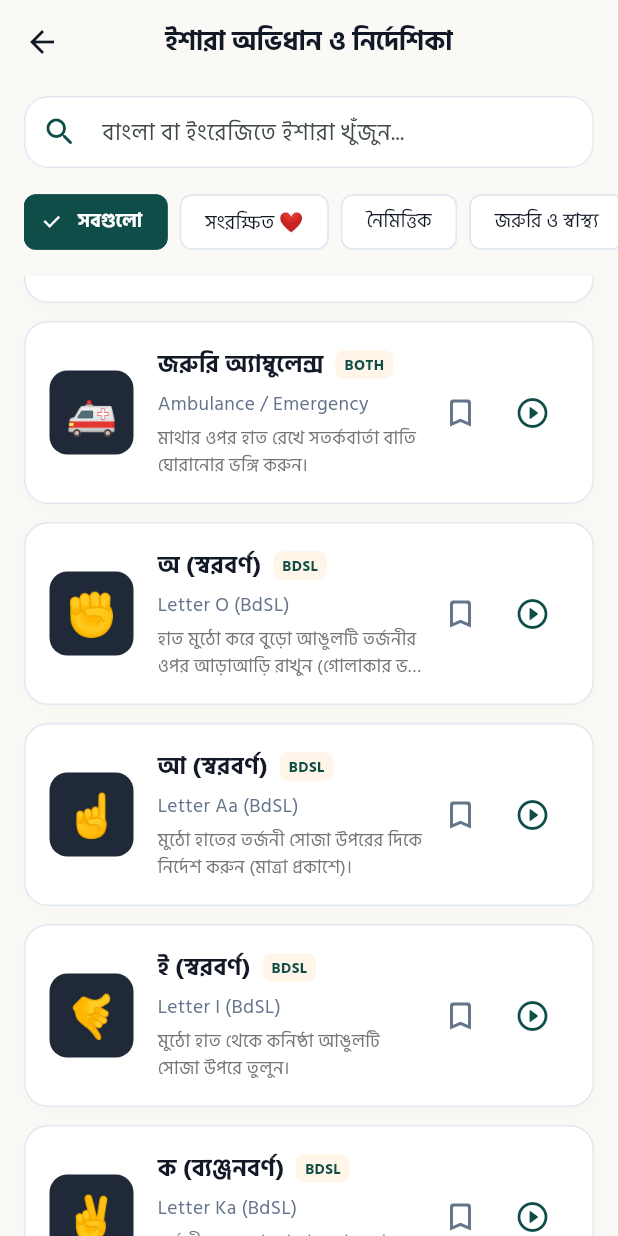
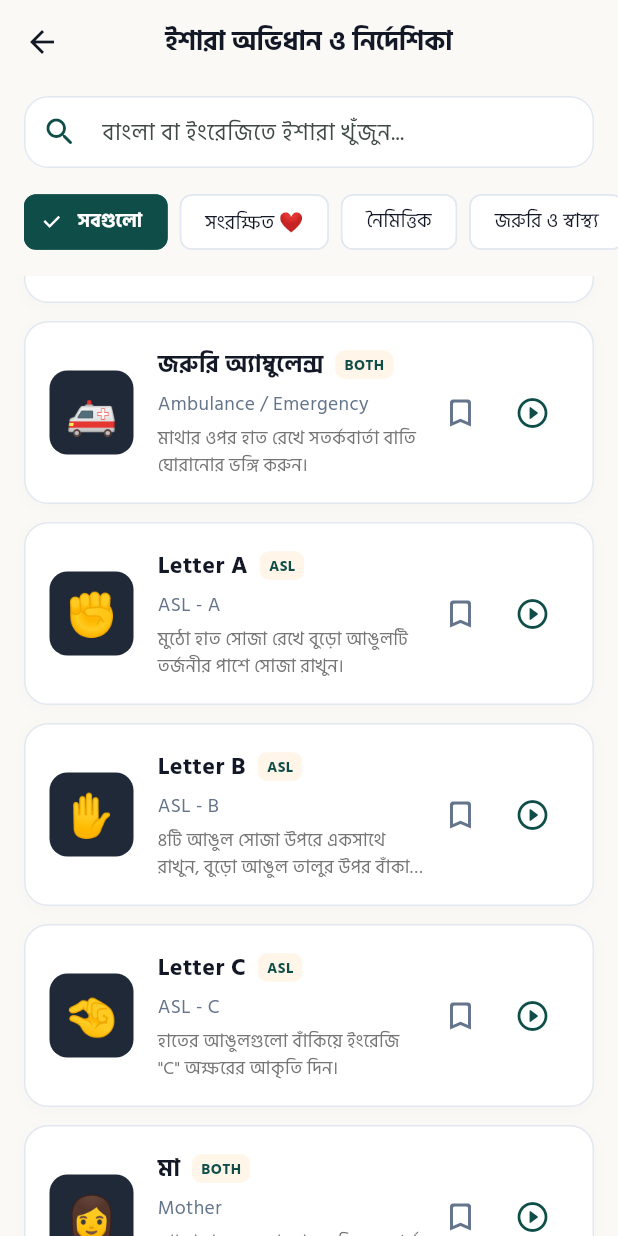
Before and after one commit to Sifat247/ishara-sign-language, a Flutter app: the HomeScreen screen opened directly, item 2 of the bottom bar chosen, scrolled down 1728 dp, on a phone screen of 412 x 824 dp. Run offline on Flutter 3.47's test engine with Material 3 defaults, Android fonts, the phone set to English and light mode, and no system bars; our stand-ins replace flutter_animate, flutter_riverpod, shared_preferences; accounts and stored records are empty.

Commit message:
Remove unverified BdSL alphabet lesson, keep ASL letters under own filter, fix listing counts
Co-Authored-By: Claude Sonnet 5.5 <noreply@anthropic.com>
Claude-Session: https://claude.ai/code/session_01Xud2UNbctheTAoxeL3Gkd1

```diff
--- a/lib/core/services/sign_database.dart
+++ b/lib/core/services/sign_database.dart
@@ -145,68 +145,6 @@ class AuthenticSignDatabase {
       gestureHintBn: 'মাথার ওপর হাত রেখে সতর্কবার্তা বাতি ঘোরানোর ভঙ্গি করুন।',
       handEmoji: '🚑',
       track: 'both',
-    ),
-
-    // --- 3. BdSL Alphabets (বাংলা ইশারা বর্ণমালা) ---
-    SignItem(
-      id: 'alpha_01',
-      banglaWord: 'অ (স্বরবর্ণ)',
-      englishWord: 'Letter O (BdSL)',
-      category: 'alphabet',
-      descriptionBn: 'বাংলা প্রথম স্বরবর্ণের প্রমিত প্রতীক।',
-      gestureHintBn: 'হাত মুঠো করে বুড়ো আঙুলটি তর্জনীর ওপর আড়াআড়ি রাখুন (গোলাকার ভঙ্গি)।',
-      handEmoji: '✊',
-      track: 'bdsl',
-    ),
-    SignItem(
-      id: 'alpha_02',
-      banglaWord: 'আ (স্বরবর্ণ)',
-      englishWord: 'Letter Aa (BdSL)',
-      category: 'alphabet',
-      descriptionBn: 'বাংলা দ্বিতীয় স্বরবর্ণ।',
-      gestureHintBn: 'মুঠো হাতের তর্জনী সোজা উপরের দিকে নির্দেশ করুন (মাত্রা প্রকাশে)।',
-      handEmoji: '☝️',
-      track: 'bdsl',
-    ),
-    SignItem(
-      id: 'alpha_03',
-      banglaWord: 'ই (স্বরবর্ণ)',
-      englishWord: 'Letter I (BdSL)',
-      category: 'alphabet',
-      descriptionBn: 'হ্রস্ব-ই স্বরবর্ণের প্রতীক।',
-      gestureHintBn: 'মুঠো হাত থেকে কনিষ্ঠা আঙুলটি সোজা উপরে তুলুন।',
-      handEmoji: '🤙',
-      track: 'bdsl',
-    ),
-    SignItem(
-      id: 'alpha_04',
-      banglaWord: 'ক (ব্যঞ্জনবর্ণ)',
-      englishWord: 'Letter Ka (BdSL)',
-      category: 'alphabet',
-      descriptionBn: 'ব্যঞ্জনবর্ণের প্রথম অক্ষর।',
-      gestureHintBn: 'তর্জনী ও মধ্যমা সোজা রেখে বুড়ো আঙুলটি তাদের মাঝে বাঁকিয়ে রাখুন।',
-      handEmoji: '✌️',
-      track: 'bdsl',
-    ),
-    SignItem(
-      id: 'alpha_05',
-      banglaWord: 'খ (ব্যঞ্জনবর্ণ)',
-      englishWord: 'Letter Kha (BdSL)',
-      category: 'alphabet',
-      descriptionBn: 'ব্যঞ্জনবর্ণের দ্বিতীয় অক্ষর।',
-      gestureHintBn: 'বুড়ো আঙুল ও তর্জনী দিয়ে ইংরেজি "C" আকৃতি তৈরি করুন।',
-      handEmoji: '🤏',
-      track: 'bdsl',
-    ),
-    SignItem(
-      id: 'alpha_06',
-      banglaWord: 'গ (ব্যঞ্জনবর্ণ)',
-      englishWord: 'Letter Ga (BdSL)',
-      category: 'alphabet',
-      descriptionBn: 'ব্যঞ্জনবর্ণ গ।',
-      gestureHintBn: 'তর্জনী ও বুড়ো আঙুল অনুভূমিকভাবে সমান্তরালে রাখুন।',
-      handEmoji: '👉',
-      track: 'bdsl',
     ),
 
     // --- 4. ASL Alphabets (আমেরিকান বর্ণমালা) ---
@@ -366,22 +304,15 @@ class AuthenticSignDatabase {
       ),
       LessonNode(
         id: 'node_03',
-        titleBn: '৩. প্রমিত বর্ণমালা প্র্যাকটিস',
-        titleEn: '3. Alphabet Finger-spelling',
-        category: 'alphabet',
-        signs: filteredSigns.where((s) => s.category == 'alphabet').toList(),
-      ),
-      LessonNode(
-        id: 'node_04',
-        titleBn: '৪. পরিবার ও সামাজিক বন্ধন',
-        titleEn: '4. Family & Relations',
+        titleBn: '৩. পরিবার ও সামাজিক বন্ধন',
+        titleEn: '3. Family & Relations',
         category: 'family',
         signs: filteredSigns.where((s) => s.category == 'family').toList(),
       ),
       LessonNode(
-        id: 'node_05',
-        titleBn: '৫. সংখ্যা ও হিসাবনিকাশ',
-        titleEn: '5. Numbers & Counting',
+        id: 'node_04',
+        titleBn: '৪. সংখ্যা ও হিসাবনিকাশ',
+        titleEn: '4. Numbers & Counting',
         category: 'numbers',
         signs: filteredSigns.where((s) => s.category == 'numbers').toList(),
       ),
--- a/lib/features/dictionary/presentation/dictionary_screen.dart
+++ b/lib/features/dictionary/presentation/dictionary_screen.dart
@@ -81,7 +81,7 @@ class _DictionaryScreenState extends State<DictionaryScreen> {
                 _buildFilterChip('সংরক্ষিত ❤️', 'bookmarked'),
                 _buildFilterChip('নৈমিত্তিক', 'daily'),
                 _buildFilterChip('জরুরি ও স্বাস্থ্য', 'emergency'),
-                _buildFilterChip('বর্ণমালা (BdSL)', 'alphabet'),
+                _buildFilterChip('ASL বর্ণমালা', 'alphabet'),
               ],
             ),
           ),
--- a/store_assets/listings/bn_full.txt
+++ b/store_assets/listings/bn_full.txt
@@ -1,7 +1,7 @@
-ইশারা (Ishara) বাংলা ইশারা ভাষা (BdSL) ও আমেরিকান সাইন ল্যাঙ্গুয়েজ (ASL) শেখার একটি ফ্রি, অফলাইন প্রাথমিক সহায়িকা। অভিবাদন, দৈনন্দিন কথা, জরুরি ও স্বাস্থ্যসেবার শব্দ, পরিবারের সদস্য, সংখ্যা এবং বর্ণমালার প্রাথমিক ইশারা শিখুন সংক্ষিপ্ত লিখিত নির্দেশনা, কুইজ ও অনুসন্ধানযোগ্য নির্দেশিকার মাধ্যমে।
+ইশারা (Ishara) বাংলা ইশারা ভাষা (BdSL) ও আমেরিকান সাইন ল্যাঙ্গুয়েজ (ASL) শেখার একটি ফ্রি, অফলাইন প্রাথমিক সহায়িকা। অভিবাদন, দৈনন্দিন কথা, জরুরি ও স্বাস্থ্যসেবার শব্দ, পরিবারের সদস্য ও সংখ্যার প্রাথমিক ইশারা শিখুন সংক্ষিপ্ত লিখিত নির্দেশনা, কুইজ ও অনুসন্ধানযোগ্য নির্দেশিকার মাধ্যমে।
 
 অ্যাপে যা পাবেন
-• ৫টি বিষয়ে ৩৩টি প্রাথমিক ইশারা: অভিবাদন ও দৈনন্দিন প্রয়োজন, জরুরি ও স্বাস্থ্যসেবা, বর্ণমালা, পরিবার এবং সংখ্যা
+• ৪টি বিষয়ে ২৮টি প্রাথমিক ইশারা (সাথে ৩টি ASL অক্ষর): অভিবাদন ও দৈনন্দিন প্রয়োজন, জরুরি ও স্বাস্থ্যসেবা, পরিবার এবং সংখ্যা
 • BdSL, ASL বা দুটোই বেছে নেওয়ার সুবিধা
 • ইন্টারঅ্যাক্টিভ কুইজ ড্রিল, সঙ্গে সঙ্গে ফলাফল, XP ও অগ্রগতি আপনার ফোনেই সংরক্ষিত
 • বাংলা ও ইংরেজি শব্দে খোঁজার মতো ইশারা নির্দেশিকা ও বুকমার্ক তালিকা
--- a/store_assets/listings/en_full.txt
+++ b/store_assets/listings/en_full.txt
@@ -1,7 +1,7 @@
-Ishara is a free, offline beginner's guide to Bangla Sign Language (BdSL) and American Sign Language (ASL). Use it to learn greetings, everyday phrases, emergency and health words, family terms, numbers and the first letters of the alphabet, with short text hints, quizzes and a searchable guide.
+Ishara is a free, offline beginner's guide to Bangla Sign Language (BdSL) and American Sign Language (ASL). Use it to learn greetings, everyday phrases, emergency and health words, family terms and numbers, with short text hints, quizzes and a searchable guide.
 
 WHAT YOU GET
-• 33 beginner signs in 5 topics: Greetings & daily needs, Emergency & healthcare, Alphabet, Family and Numbers
+• 28 beginner signs in 4 topics (plus 3 ASL letters): Greetings & daily needs, Emergency & healthcare, Family and Numbers
 • Pick a track: BdSL, ASL or both
 • Interactive quiz drills with instant feedback, XP and progress saved on your device
 • Searchable sign guide with Bangla and English words, plus a bookmarks list
```
Also changed, not shown: 1 other file.
